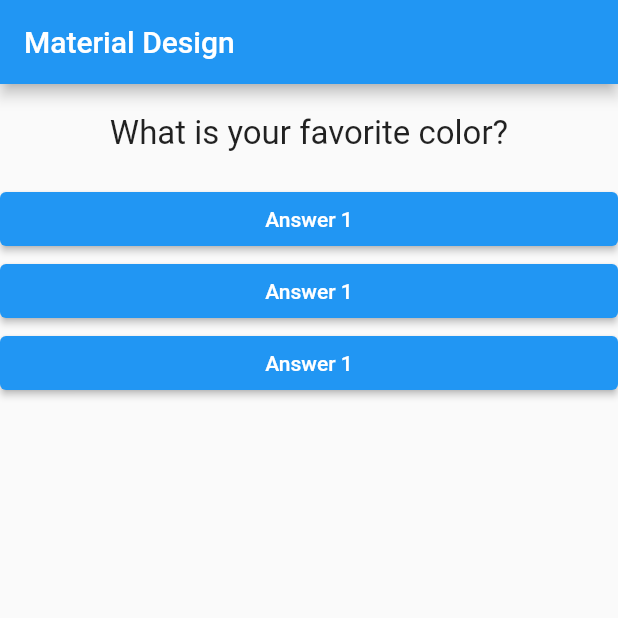
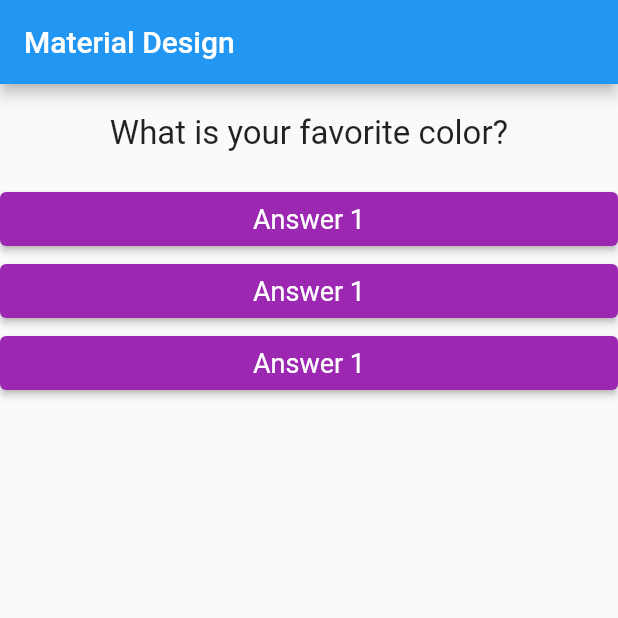
Before and after one commit to soikat77/quiz, a Flutter app: the screen it shows after launch, on a phone screen of 412 x 824 dp, the top half of it. Run offline on Flutter 3.47's test engine with Material 2 defaults, Android fonts, the phone set to English and light mode, and no system bars.

Commit message:
styling added

```diff
--- a/lib/answer.dart
+++ b/lib/answer.dart
@@ -10,6 +10,11 @@ class Answer extends StatelessWidget {
       child: ElevatedButton(
         child: Text('Answer 1'),
         onPressed: selectHandler,
+        style: ElevatedButton.styleFrom(
+            primary: Colors.purple,
+            textStyle: TextStyle(
+              fontSize: 18,
+            )),
       ),
     );
   }
```
